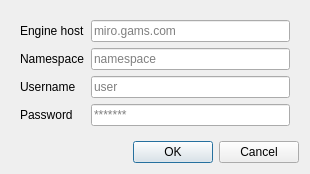
Above: src/engine/enginestartdialog.ui from GAMS-dev/studio before the change. Below: the same form after it.
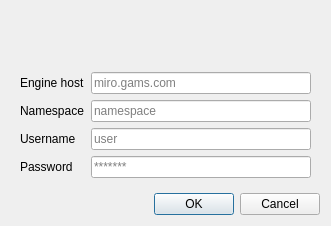
That is the form after the change. Icons and pictures are not drawn.

```diff
--- a/src/engine/enginestartdialog.ui
+++ b/src/engine/enginestartdialog.ui
@@ -6,18 +6,84 @@
    <rect>
     <x>0</x>
     <y>0</y>
-    <width>310</width>
-    <height>164</height>
+    <width>331</width>
+    <height>226</height>
    </rect>
   </property>
   <property name="windowTitle">
    <string>Dialog</string>
   </property>
   <layout class="QVBoxLayout" name="verticalLayout">
+   <item>
+    <widget class="QWidget" name="widget_2" native="true">
+     <property name="minimumSize">
+      <size>
+       <width>20</width>
+       <height>0</height>
+      </size>
+     </property>
+     <layout class="QHBoxLayout" name="horizontalLayout" stretch="1,0,1">
+      <property name="spacing">
+       <number>0</number>
+      </property>
+      <property name="leftMargin">
+       <number>0</number>
+      </property>
+      <property name="topMargin">
+       <number>0</number>
+      </property>
+      <property name="rightMargin">
+       <number>0</number>
+      </property>
+      <property name="bottomMargin">
+       <number>0</number>
+      </property>
+      <item>
+       <spacer name="horizontalSpacer">
+        <property name="orientation">
+         <enum>Qt::Horizontal</enum>
+        </property>
+        <property name="sizeHint" stdset="0">
+         <size>
+          <width>176</width>
+          <height>20</height>
+         </size>
+        </property>
+       </spacer>
+      </item>
+      <item>
+       <widget class="QLabel" name="label">
+        <property name="text">
+         <string/>
+        </property>
+        <property name="pixmap">
+         <pixmap resource="../../icons/icons.qrc">:/img/engine</pixmap>
+        </property>
+       </widget>
+      </item>
+      <item>
+       <spacer name="horizontalSpacer_2">
+        <property name="orientation">
+         <enum>Qt::Horizontal</enum>
+        </property>
+        <property name="sizeHint" stdset="0">
+         <size>
+          <width>40</width>
+          <height>20</height>
+         </size>
+        </property>
+       </spacer>
+      </item>
+     </layout>
+    </widget>
+   </item>
    <item>
     <widget class="QWidget" name="widget" native="true">
      <layout class="QFormLayout" name="formLayout">
-      <item row="0" column="0">
+      <property name="topMargin">
+       <number>0</number>
+      </property>
+      <item row="1" column="0">
        <widget class="QLabel" name="laHost">
         <property name="toolTip">
          <string>Enter the bare host, like &quot;miro.gams.com&quot;</string>
@@ -27,7 +93,7 @@
         </property>
        </widget>
       </item>
-      <item row="0" column="1">
+      <item row="1" column="1">
        <widget class="QLineEdit" name="edHost">
         <property name="toolTip">
          <string/>
@@ -37,42 +103,42 @@
         </property>
        </widget>
       </item>
-      <item row="1" column="0">
+      <item row="2" column="0">
        <widget class="QLabel" name="laNamespace">
         <property name="text">
          <string>Namespace</string>
         </property>
        </widget>
       </item>
-      <item row="1" column="1">
+      <item row="2" column="1">
        <widget class="QLineEdit" name="edNamespace">
         <property name="placeholderText">
          <string>namespace</string>
         </property>
        </widget>
       </item>
-      <item row="2" column="0">
+      <item row="3" column="0">
        <widget class="QLabel" name="laUser">
         <property name="text">
          <string>Username</string>
         </property>
        </widget>
       </item>
-      <item row="2" column="1">
+      <item row="3" column="1">
        <widget class="QLineEdit" name="edUser">
         <property name="placeholderText">
          <string>user</string>
         </property>
        </widget>
       </item>
-      <item row="3" column="0">
+      <item row="4" column="0">
        <widget class="QLabel" name="laPassword">
         <property name="text">
          <string>Password</string>
         </property>
        </widget>
       </item>
-      <item row="3" column="1">
+      <item row="4" column="1">
        <widget class="QLineEdit" name="edPassword">
         <property name="echoMode">
          <enum>QLineEdit::PasswordEchoOnEdit</enum>
```
Left out of the diff: 4 changed lines with no effect on the pictures.
